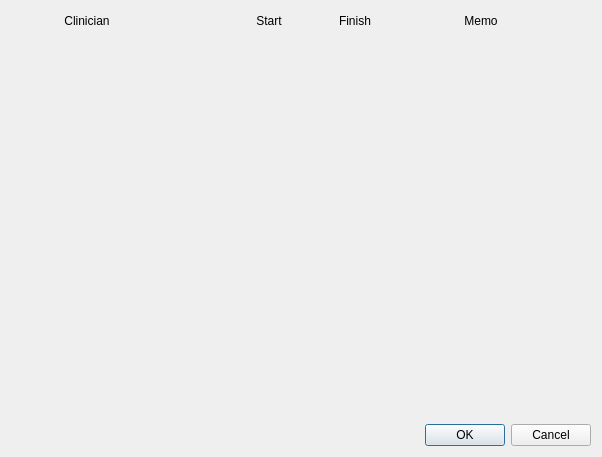
First picture: the form in src/openmolar/qt-designer/aslotEdit.ui, repository rowinggolfer/openmolar1, before the edit.
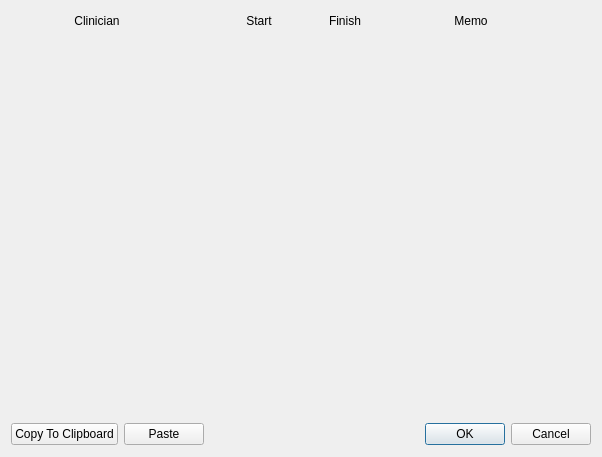
Second picture: the form after the edit.

Patch:
```diff
--- a/src/openmolar/qt-designer/aslotEdit.ui
+++ b/src/openmolar/qt-designer/aslotEdit.ui
@@ -13,8 +13,8 @@
   <property name="windowTitle">
    <string>Clinicians - DATE</string>
   </property>
-  <layout class="QVBoxLayout" name="verticalLayout">
-   <item>
+  <layout class="QGridLayout" name="gridLayout">
+   <item row="0" column="0" colspan="4">
     <widget class="QFrame" name="frame">
      <property name="frameShape">
       <enum>QFrame::NoFrame</enum>
@@ -24,13 +24,13 @@
      </property>
      <layout class="QHBoxLayout" name="horizontalLayout">
       <property name="leftMargin">
-       <number>30</number>
+       <number>40</number>
       </property>
       <property name="topMargin">
        <number>0</number>
       </property>
       <property name="rightMargin">
-       <number>30</number>
+       <number>40</number>
       </property>
       <property name="bottomMargin">
        <number>0</number>
@@ -121,7 +121,7 @@
      </layout>
     </widget>
    </item>
-   <item>
+   <item row="1" column="0" colspan="4">
     <widget class="QScrollArea" name="scrollArea">
      <property name="minimumSize">
       <size>
@@ -159,7 +159,30 @@
      </widget>
     </widget>
    </item>
-   <item>
+   <item row="2" column="0">
+    <widget class="QPushButton" name="copy_pushButton">
+     <property name="toolTip">
+      <string>If you copy this day's setup to the clipboard, you can create a &quot;clone&quot; of this day when no data is set. This is useful when extending books.</string>
+     </property>
+     <property name="text">
+      <string>Copy To Clipboard</string>
+     </property>
+    </widget>
+   </item>
+   <item row="2" column="2">
+    <spacer name="horizontalSpacer_2">
+     <property name="orientation">
+      <enum>Qt::Horizontal</enum>
+     </property>
+     <property name="sizeHint" stdset="0">
+      <size>
+       <width>188</width>
+       <height>24</height>
+      </size>
+     </property>
+    </spacer>
+   </item>
+   <item row="2" column="3">
     <widget class="QDialogButtonBox" name="buttonBox">
      <property name="orientation">
       <enum>Qt::Horizontal</enum>
@@ -172,6 +195,16 @@
      </property>
     </widget>
    </item>
+   <item row="2" column="1">
+    <widget class="QPushButton" name="paste_pushButton">
+     <property name="toolTip">
+      <string>Paste the saved values.</string>
+     </property>
+     <property name="text">
+      <string>Paste</string>
+     </property>
+    </widget>
+   </item>
   </layout>
  </widget>
  <resources/>
```
